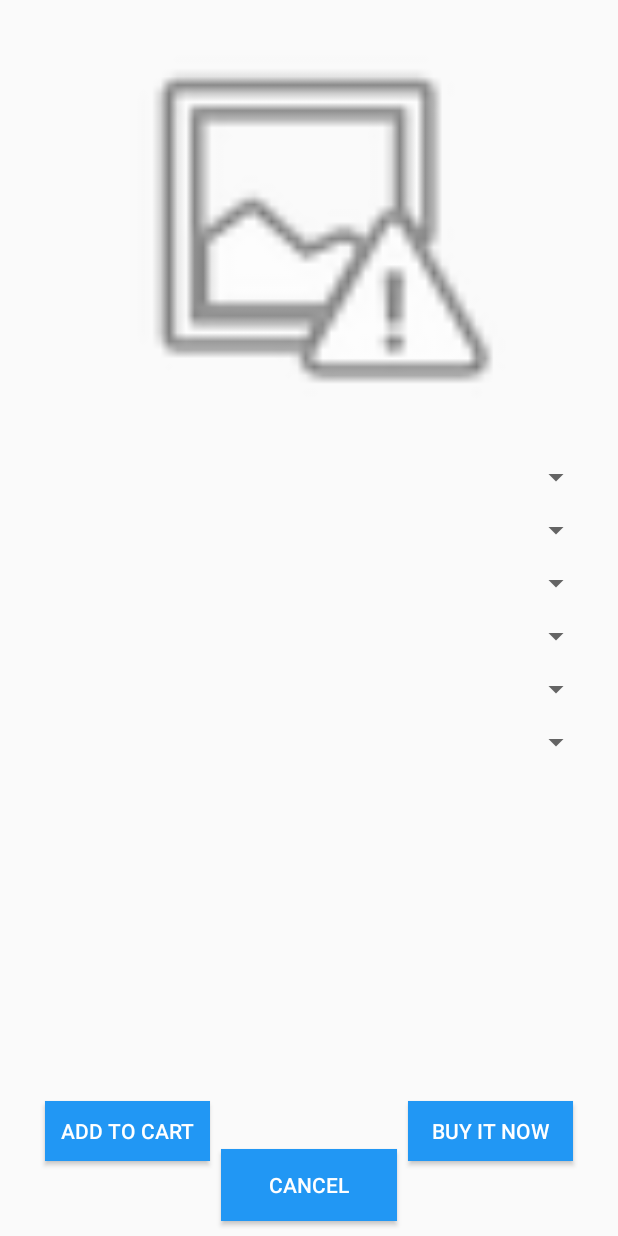
After one commit to Nuwan94/FIL, an Android app: the layout product.xml on its own in the app's theme, with its tools: preview values and no code run, on a phone screen of 412 x 824 dp. The commit adds this screen. Run offline under Robolectric (Android 15) with nearby library versions, the phone set to English and light mode, and no system bars.

Commit message:
Product View

```diff
--- /dev/null
+++ b/app/src/main/res/layout/product.xml
@@ -0,0 +1,119 @@
+<?xml version="1.0" encoding="utf-8"?>
+<RelativeLayout xmlns:android="http://schemas.android.com/apk/res/android"
+    xmlns:app="http://schemas.android.com/apk/res-auto"
+    android:layout_width="match_parent"
+    android:layout_height="match_parent">
+
+
+    <LinearLayout
+        android:id="@+id/imageLinearLayout"
+        android:layout_width="wrap_content"
+        android:layout_height="273dp"
+        android:layout_alignParentStart="true"
+        android:layout_alignParentTop="true"
+        android:layout_alignParentEnd="true"
+        android:layout_marginStart="15dp"
+        android:layout_marginTop="14dp"
+        android:layout_marginEnd="14dp"
+        android:orientation="horizontal">
+
+        <ImageView
+            android:id="@+id/imageViewproduct"
+            android:layout_width="match_parent"
+            android:layout_height="match_parent"
+            android:layout_weight="1"
+            app:srcCompat="@android:drawable/ic_menu_report_image" />
+    </LinearLayout>
+
+    <LinearLayout
+        android:layout_width="wrap_content"
+        android:layout_height="218dp"
+        android:layout_below="@+id/imageLinearLayout"
+        android:layout_alignParentStart="true"
+        android:layout_alignParentEnd="true"
+        android:layout_alignParentBottom="true"
+        android:layout_marginStart="17dp"
+        android:layout_marginTop="13dp"
+        android:layout_marginEnd="17dp"
+        android:layout_marginBottom="98dp"
+        android:orientation="vertical">
+
+        <Spinner
+            android:id="@+id/spinnerSleeveSize"
+            android:layout_width="match_parent"
+            android:layout_height="35dp" />
+
+        <Spinner
+            android:id="@+id/spinnerCollarSize"
+            android:layout_width="match_parent"
+            android:layout_height="35dp" />
+
+        <Spinner
+            android:id="@+id/spinnerMaterial"
+            android:layout_width="match_parent"
+            android:layout_height="35dp" />
+
+        <Spinner
+            android:id="@+id/spinnerColor"
+            android:layout_width="match_parent"
+            android:layout_height="35dp" />
+
+        <Spinner
+            android:id="@+id/spinnerCollarType"
+            android:layout_width="match_parent"
+            android:layout_height="35dp" />
+
+        <Spinner
+            android:id="@+id/spinnerTailor"
+            android:layout_width="match_parent"
+            android:layout_height="35dp" />
+
+    </LinearLayout>
+
+    <Button
+        android:id="@+id/buttonAddToCart"
+        android:layout_width="110dp"
+        android:layout_height="40dp"
+        android:layout_alignParentStart="true"
+        android:layout_alignParentBottom="true"
+        android:layout_marginStart="30dp"
+        android:layout_marginLeft="30dp"
+        android:layout_marginBottom="50dp"
+        android:background="@color/filColor"
+        android:padding="10dp"
+        android:text="Add to Cart"
+        android:textColor="@android:color/white"
+
+
+        />
+
+    <Button
+        android:id="@+id/button5"
+        android:layout_width="110dp"
+        android:layout_height="40dp"
+        android:layout_alignParentEnd="true"
+        android:layout_alignParentBottom="true"
+        android:layout_marginEnd="30dp"
+        android:layout_marginBottom="50dp"
+        android:background="@color/filColor"
+        android:text="Buy it Now"
+        android:textColor="@android:color/white"
+        android:padding="10dp"
+        />
+
+    <Button
+        android:id="@+id/button6"
+        android:layout_width="wrap_content"
+        android:layout_height="wrap_content"
+        android:layout_alignParentStart="true"
+        android:layout_alignParentEnd="true"
+        android:layout_alignParentBottom="true"
+        android:layout_marginStart="147dp"
+        android:padding="10dp"
+        android:layout_marginEnd="147dp"
+        android:layout_marginBottom="10dp"
+        android:background="@color/filColor"
+        android:text="Cancel"
+        android:textColor="@android:color/white" />
+
+</RelativeLayout>
--- a/build.gradle
+++ b/build.gradle
@@ -7,7 +7,7 @@ buildscript {
 
     }
     dependencies {
-        classpath 'com.android.tools.build:gradle:3.2.1'
+        classpath 'com.android.tools.build:gradle:3.3.2'
         classpath 'com.google.gms:google-services:4.0.1'
 
 
```
Also changed, not shown: app/src/main/res/values/strings.xml (+76 -0 lines).
